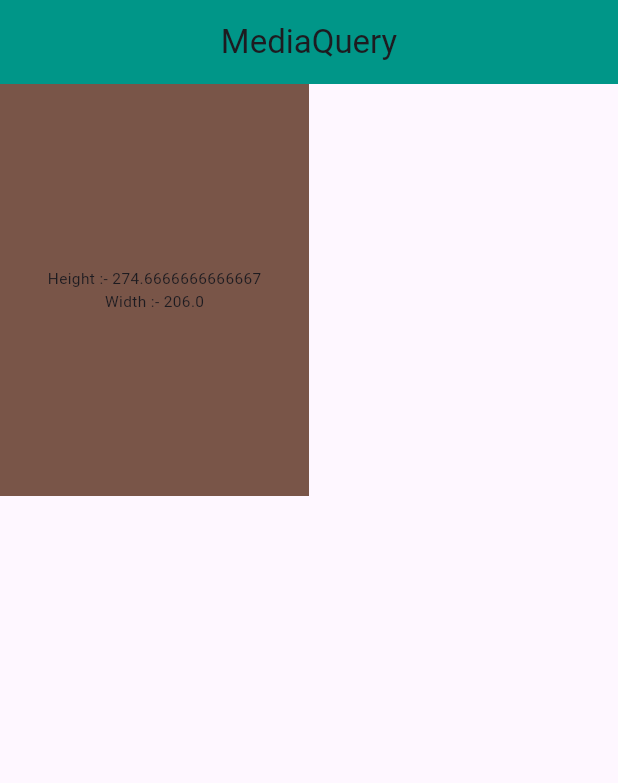
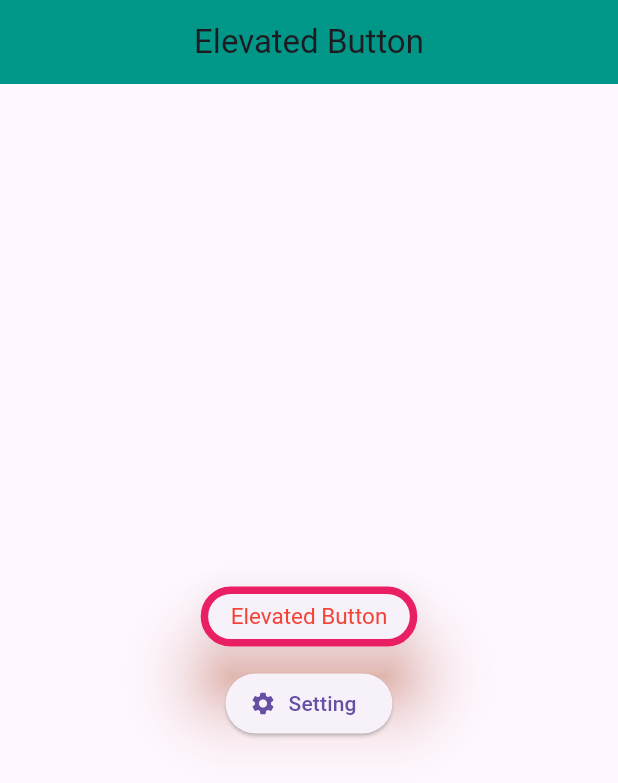
Before and after one commit to shamim2810/flutter_project, a Flutter app: the screen it shows after launch, on a phone screen of 412 x 824 dp. Shown: the top 783 px of the screen. Run offline on Flutter 3.47's test engine with Material 3 defaults, Android fonts, the phone set to English and light mode, and no system bars.

Commit message:
Elevated Button

```diff
--- a/lib/main.dart
+++ b/lib/main.dart
@@ -26,25 +26,40 @@ class HomePage extends StatelessWidget {
 
     return Scaffold(
       appBar: AppBar(
-        title: Text('MediaQuery'),
+        title: Text('Elevated Button'),
         centerTitle: true,
         backgroundColor: Colors.teal,
       ),
 
       body: SafeArea(
-          child: Container(
-            height: height,
-            width: width,
-            color: Colors.brown,
+          child: Center(
             child: Column(
               mainAxisAlignment: MainAxisAlignment.center,
-              crossAxisAlignment: CrossAxisAlignment.center,
               children: [
-                Text('Height :- $height', style: TextStyle(fontSize: width*0.05),),
-                Text('Width :- $width',style: TextStyle(fontSize: width*0.05),),
+                ElevatedButton(
+                    onPressed: (){},
+                    child: Text('Elevated Button'),
+                    style: ElevatedButton.styleFrom(
+                      padding: EdgeInsets.symmetric(horizontal: 20, vertical: 10),
+                      textStyle: TextStyle(fontSize: 15),
+                      onPrimary: Colors.red,
+                      elevation: 20,
+                      shadowColor: Colors.deepOrange,
+                      side: BorderSide(
+                        color: Colors.pink,
+                        width: 5,
+                      )
+                    ),
+                ),
+                SizedBox(height: 10,),
+                ElevatedButton.icon(
+                    onPressed: (){},
+                    icon: Icon(Icons.settings),
+                    label: Text('Setting'),
+                )
               ],
             ),
-          ),
+          )
       ),
     );
   }
```
